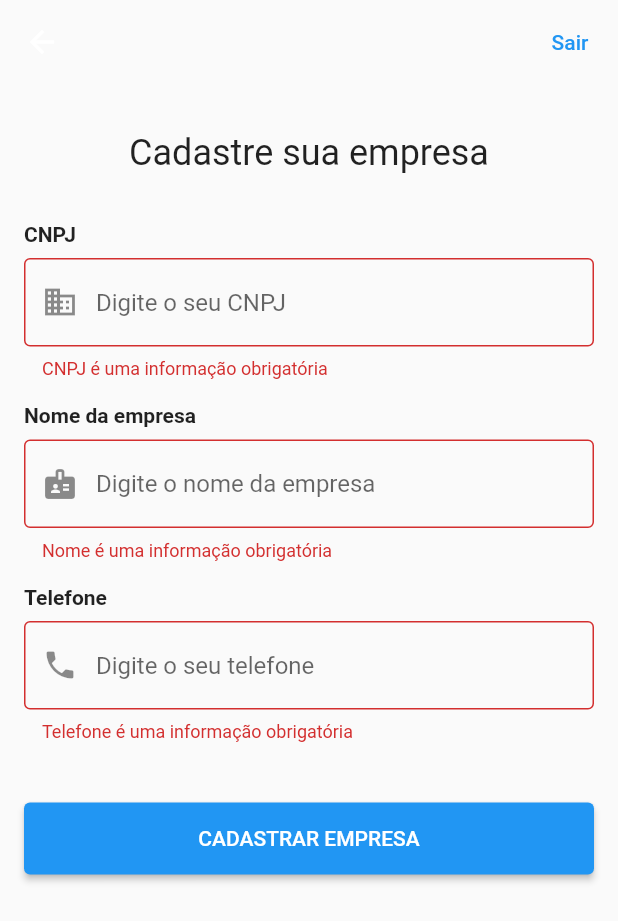
After one commit to MatheusRmelo/test_vibbra, a Flutter app: the RegisterCompanyPage screen opened by its route, after a tap on "CADASTRAR EMPRESA", on a phone screen of 412 x 824 dp. The commit adds this screen. Shown: the top 921 px of the screen. Run offline on Flutter 3.47's test engine with Material 2 defaults, Android fonts, the phone set to English and light mode, and no system bars; our stand-ins replace cloud_firestore, firebase_auth, firebase_core, google_sign_in, ionicons; missing offline and left inert: flutter_facebook_auth; accounts and stored records are empty; network calls fail.

Commit message:
Criação da tela de registro de empresa

```diff
--- /dev/null
+++ b/lib/controllers/company_controller.dart
@@ -0,0 +1,73 @@
+import 'package:cloud_firestore/cloud_firestore.dart';
+import 'package:firebase_auth/firebase_auth.dart';
+import 'package:flutter/material.dart';
+import 'package:vibbra_test/models/company.dart';
+import 'package:vibbra_test/models/error.dart';
+import 'package:vibbra_test/utils/validates.dart';
+
+class CompanyController extends ChangeNotifier {
+  final FirebaseAuth _auth = FirebaseAuth.instance;
+  final CollectionReference<Map<String, dynamic>> _companyCollection =
+      FirebaseFirestore.instance.collection('companies');
+  bool _isLoading = false;
+  List<Error> _errors = [];
+
+  bool get isLoading => _isLoading;
+  List<Error> get errors => _errors;
+
+  Future<bool> isFirstUse() async {
+    var companyRef = getCompanyReference();
+    var response = await companyRef.get();
+
+    return response.data() == null;
+  }
+
+  Future<bool> store(Company company) async {
+    _errors = [];
+    if (company.name.isEmpty) {
+      _errors.add(Error(
+          code: 'name|required', message: "Nome é uma informação obrigatória"));
+    }
+    if (company.document.isEmpty) {
+      _errors.add(Error(
+          code: 'document|required',
+          message: "CNPJ é uma informação obrigatória"));
+    }
+    if (company.phone.isEmpty) {
+      _errors.add(Error(
+          code: 'phone|required',
+          message: "Telefone é uma informação obrigatória"));
+    }
+    if (!Validates.validCNPJ(company.document)) {
+      _errors.add(Error(
+          code: 'document|invalid', message: "CNPJ informado não é válido"));
+    }
+    if (_errors.isNotEmpty) {
+      notifyListeners();
+      return false;
+    }
+
+    var companyRef = getCompanyReference();
+    _isLoading = true;
+    notifyListeners();
+
+    try {
+      await companyRef.set(company);
+    } catch (e) {
+      errors.add(Error(code: 'general|failed', message: e.toString()));
+    } finally {
+      _isLoading = false;
+      notifyListeners();
+    }
+
+    return _errors.isEmpty;
+  }
+
+  DocumentReference<Company> getCompanyReference() {
+    return _companyCollection
+        .doc(_auth.currentUser!.uid)
+        .withConverter<Company>(
+            fromFirestore: (snapshot, _) => Company.fromJson(snapshot.data()!),
+            toFirestore: (company, _) => company.toJson());
+  }
+}
--- /dev/null
+++ b/lib/controllers/home_controller.dart
@@ -0,0 +1,3 @@
+import 'package:flutter/material.dart';
+
+class HomeController extends ChangeNotifier {}
--- /dev/null
+++ b/lib/models/company.dart
@@ -0,0 +1,17 @@
+class Company {
+  String name;
+  String document;
+  String phone;
+
+  Company({required this.name, required this.document, required this.phone});
+
+  Company.fromJson(Map<String, Object?> json)
+      : this(
+          name: json['name']! as String,
+          document: json['document']! as String,
+          phone: json['phone']! as String,
+        );
+  Map<String, Object?> toJson() {
+    return {'name': name, 'document': document, 'phone': phone};
+  }
+}
--- a/lib/utils/routes.dart
+++ b/lib/utils/routes.dart
@@ -1,4 +1,5 @@
 class Routes {
   static const String home = "/";
   static const String signIn = "/sign_in";
+  static const String registerCompany = "/register_company";
 }
--- /dev/null
+++ b/lib/utils/validates.dart
@@ -0,0 +1,50 @@
+class Validates {
+  static bool validCNPJ(String cnpj) {
+    cnpj = cnpj.replaceAll(RegExp(r'[^0-9]'), '');
+    cnpj = cnpj.replaceAll(RegExp(r'/[^\d]+/g'), '');
+
+    if (cnpj == '') return false;
+
+    if (cnpj.length != 14) {
+      return false;
+    }
+
+    if (cnpj == "00000000000000" ||
+        cnpj == "11111111111111" ||
+        cnpj == "22222222222222" ||
+        cnpj == "33333333333333" ||
+        cnpj == "44444444444444" ||
+        cnpj == "55555555555555" ||
+        cnpj == "66666666666666" ||
+        cnpj == "77777777777777" ||
+        cnpj == "88888888888888" ||
+        cnpj == "99999999999999") {
+      return false;
+    }
+
+    int size = cnpj.length - 2;
+    String numbers = cnpj.substring(0, size);
+    String digits = cnpj.substring(size);
+    int sum = 0;
+    int pos = size - 7;
+    for (int i = size; i >= 1; i--) {
+      sum += int.parse(numbers[size - i]) * pos--;
+      if (pos < 2) pos = 9;
+    }
+    int result = sum % 11 < 2 ? 0 : 11 - sum % 11;
+    if (result != int.parse(digits[0])) return false;
+
+    size = size + 1;
+    numbers = cnpj.substring(0, size);
+    sum = 0;
+    pos = size - 7;
+    for (int i = size; i >= 1; i--) {
+      sum += int.parse(numbers[size - i]) * pos--;
+      if (pos < 2) pos = 9;
+    }
+    result = sum % 11 < 2 ? 0 : 11 - sum % 11;
+    if (result != int.parse(digits[1])) return false;
+
+    return true;
+  }
+}
--- /dev/null
+++ b/lib/views/register_company_page.dart
@@ -0,0 +1,122 @@
+import 'package:flutter/material.dart';
+import 'package:flutter/services.dart';
+import 'package:provider/provider.dart';
+import 'package:vibbra_test/controllers/company_controller.dart';
+import 'package:vibbra_test/models/company.dart';
+import 'package:vibbra_test/utils/inputs_formatters/cnpj_input_formatter.dart';
+import 'package:vibbra_test/utils/inputs_formatters/phone_input_formatter.dart';
+import 'package:vibbra_test/utils/routes.dart';
+import 'package:vibbra_test/views/widgets/custom_outlined_textfield.dart';
+import 'package:vibbra_test/models/error.dart';
+
+class RegisterCompanyPage extends StatefulWidget {
+  const RegisterCompanyPage({super.key});
+
+  @override
+  State<RegisterCompanyPage> createState() => _RegisterCompanyPageState();
+}
+
+class _RegisterCompanyPageState extends State<RegisterCompanyPage> {
+  TextEditingController nameController = TextEditingController();
+  TextEditingController documentController = TextEditingController();
+  TextEditingController phoneController = TextEditingController();
+  @override
+  Widget build(BuildContext context) {
+    return Scaffold(
+      appBar: AppBar(
+        elevation: 0,
+        backgroundColor: Theme.of(context).scaffoldBackgroundColor,
+        actions: [TextButton(onPressed: () {}, child: const Text("Sair"))],
+      ),
+      body: Container(
+        padding: const EdgeInsets.all(16),
+        child: SingleChildScrollView(
+          child: Consumer<CompanyController>(
+            builder: ((context, controller, child) => Column(
+                  children: [
+                    Container(
+                        margin: const EdgeInsets.only(bottom: 32),
+                        padding: const EdgeInsets.only(top: 16),
+                        child: const Text("Cadastre sua empresa",
+                            style: TextStyle(fontSize: 24))),
+                    CustomOutlinedTextField(
+                        controller: documentController,
+                        prefixIcon: const Icon(Icons.business),
+                        label: "CNPJ",
+                        inputFormatters: <TextInputFormatter>[
+                          FilteringTextInputFormatter.digitsOnly,
+                          CnpjInputFormatter()
+                        ],
+                        keyboardType: TextInputType.number,
+                        placeholder: "Digite o seu CNPJ",
+                        errors: controller.errors.errorsByCode("document")),
+                    Container(
+                        margin: const EdgeInsets.symmetric(vertical: 16),
+                        child: CustomOutlinedTextField(
+                            controller: nameController,
+                            prefixIcon: const Icon(Icons.badge),
+                            label: "Nome da empresa",
+                            placeholder: "Digite o nome da empresa",
+                            errors: controller.errors.errorsByCode("name"))),
+                    CustomOutlinedTextField(
+                        controller: phoneController,
+                        prefixIcon: const Icon(Icons.phone),
+                        keyboardType: TextInputType.phone,
+                        inputFormatters: <TextInputFormatter>[
+                          FilteringTextInputFormatter.digitsOnly,
+                          PhoneInputFormatter()
+                        ],
+                        label: "Telefone",
+                        placeholder: "Digite o seu telefone",
+                        errors: controller.errors.errorsByCode("phone")),
+                    Container(
+                        width: double.infinity,
+                        height: 48,
+                        margin: const EdgeInsets.only(top: 40),
+                        child: ElevatedButton(
+                            onPressed: controller.isLoading
+                                ? null
+                                : () {
+                                    controller
+                                        .store(Company(
+                                            name: nameController.text,
+                                            document: documentController.text,
+                                            phone: phoneController.text))
+                                        .then((value) {
+                                      if (value) {
+                                        Navigator.pushNamedAndRemoveUntil(
+                                            context,
+                                            Routes.home,
+                                            (route) => false);
+                                      }
+                                    });
+                                  },
+                            child: controller.isLoading
+                                ? Row(
+                                    mainAxisAlignment: MainAxisAlignment.center,
+                                    crossAxisAlignment:
+                                        CrossAxisAlignment.center,
+                                    children: const [
+                                        SizedBox(
+                                          height: 24,
+                                          width: 24,
+                                          child: CircularProgressIndicator(
+                                            color: Colors.white,
+                                          ),
+                                        ),
+                                        SizedBox(
+                                          width: 16,
+                                        ),
+                                        Text("Carregando...",
+                                            style:
+                                                TextStyle(color: Colors.white))
+                                      ])
+                                : const Text("CADASTRAR EMPRESA")))
+                  ],
+                )),
+          ),
+        ),
+      ),
+    );
+  }
+}
--- a/pubspec.yaml
+++ b/pubspec.yaml
@@ -42,6 +42,7 @@ dependencies:
   firebase_auth: ^4.2.8
   google_sign_in: ^5.4.4
   flutter_facebook_auth: ^5.0.7
+  cloud_firestore: ^4.4.2
 
 dev_dependencies:
   flutter_test:
```
Also changed, not shown: lib/main.dart (+9 -1 lines), lib/utils/inputs_formatters/cnpj_input_formatter.dart (added, +47 -0 lines), lib/utils/inputs_formatters/combine_input_formatter.dart (added, +21 -0 lines), lib/utils/inputs_formatters/phone_input_formatter.dart (added, +56 -0 lines), lib/views/home_page.dart (+22 -5 lines), pubspec.lock, 1 other file.
